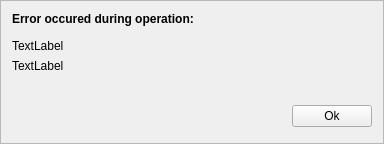
The window that Resources/Ui/Error.ui (OpenCollaborationPlatform/CollaborativeFC) describes before a commit, drawn with Qt 5.
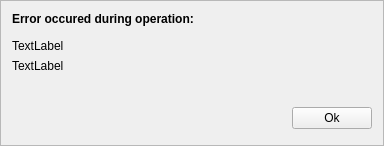
The same window after the commit.

Diff of the .ui file:
```diff
--- a/Resources/Ui/Error.ui
+++ b/Resources/Ui/Error.ui
@@ -6,8 +6,8 @@
    <rect>
     <x>0</x>
     <y>0</y>
-    <width>375</width>
-    <height>144</height>
+    <width>379</width>
+    <height>146</height>
    </rect>
   </property>
   <property name="windowTitle">
@@ -43,7 +43,7 @@
      </property>
      <property name="sizeHint" stdset="0">
       <size>
-       <width>356</width>
+       <width>360</width>
        <height>7</height>
       </size>
      </property>
```
